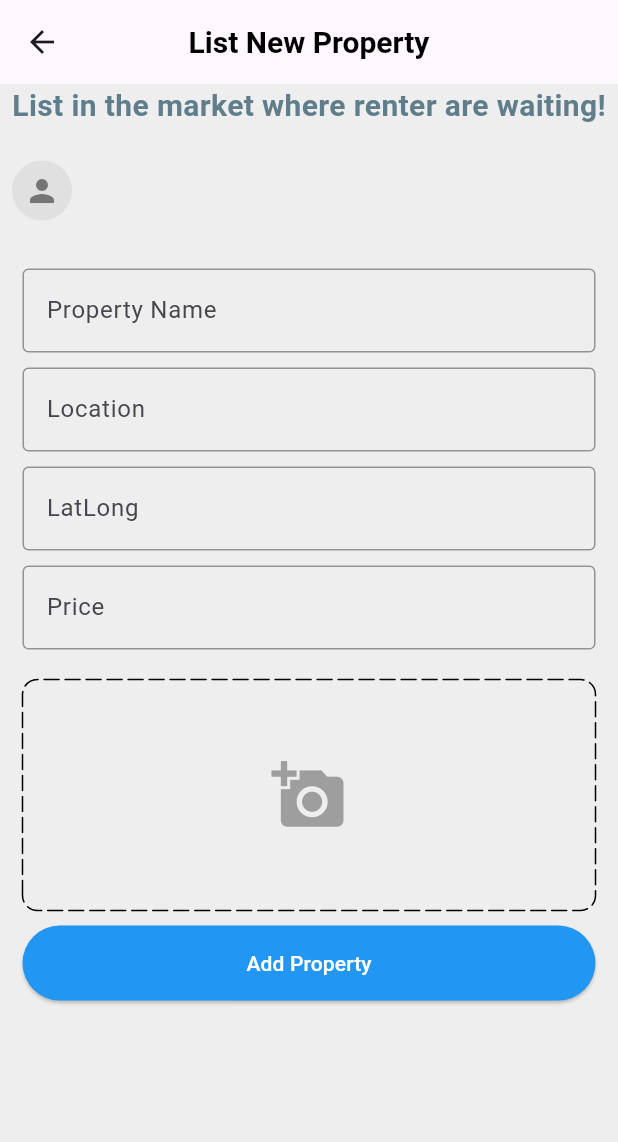
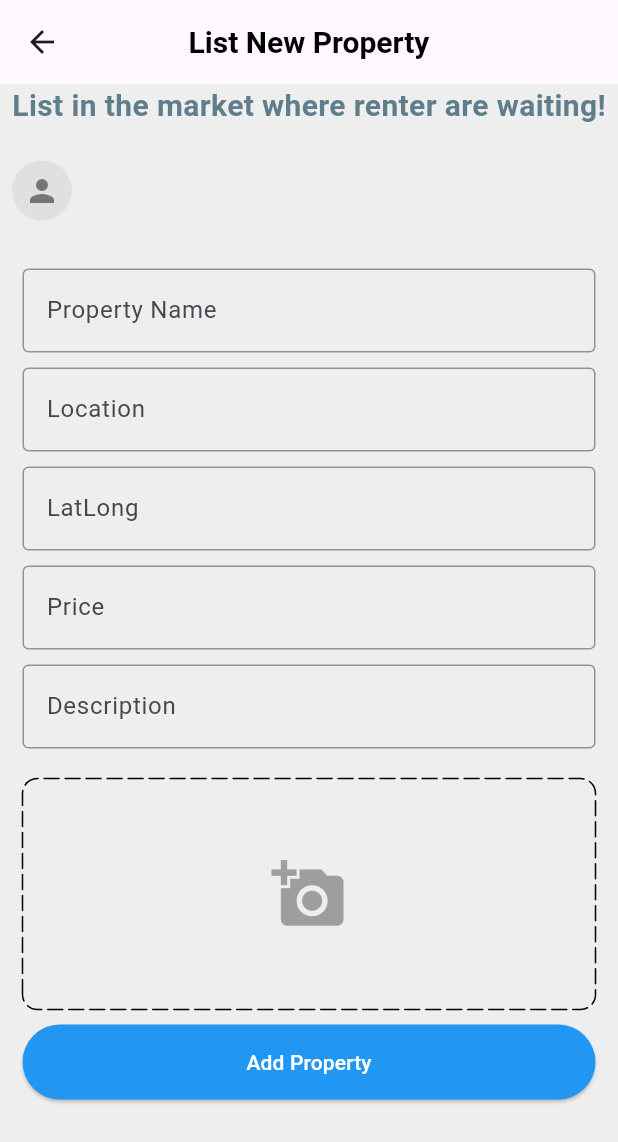
Before and after one commit to YamiKapil/Gharbhada, a Flutter app: the AddProperty screen opened by its route, on a phone screen of 412 x 824 dp. Shown: the top 1142 px of the screen. Run offline on Flutter 3.47's test engine with Material 3 defaults, Android fonts, the phone set to English and light mode, and no system bars; drawn by our look-alikes of dotted_border; our stand-ins replace carousel_slider, cloud_firestore, file_picker, firebase_core, flutter_map, geocoding and 3 more; missing offline and left inert: cloudinary_public; accounts and stored records are empty.

Commit message:
implemented search and added description

```diff
--- a/lib/Screens/AddProperty.screen.dart
+++ b/lib/Screens/AddProperty.screen.dart
@@ -196,12 +196,17 @@ class _AddPropertyState extends State<AddProperty> {
                         if (data != null) {
                           latlongstatic = data;
                           latLong.text = "${data.latitude},${data.longitude}";
+                          setState(() {});
                         }
                       },
                     ),
                     const SizedBox(height: 10),
                     CustomTextField(
                         controller: priceController, hintText: "Price"),
+                    const SizedBox(height: 10),
+                    CustomTextField(
+                        controller: descriptionController,
+                        hintText: "Description"),
                     const SizedBox(height: 10),
                     const SizedBox(height: 10),
                     images.isNotEmpty
--- a/lib/Screens/search_screen.dart
+++ b/lib/Screens/search_screen.dart
@@ -28,6 +28,7 @@ class _SearchScreenState extends State<SearchScreen> {
   fetchSearchedProperty() async {
     properties = await searchServices.fetchSearchedProperty(
         context: context, searchQuery: widget.searchQuery);
+    print('Fetched properties: $properties');
     setState(() {});
   }
 
@@ -111,7 +112,7 @@ class _SearchScreenState extends State<SearchScreen> {
                 const SizedBox(height: 10),
                 Expanded(
                   child: ListView.builder(
-                    itemCount: properties!.length,
+                    itemCount: properties?.length ?? 0,
                     itemBuilder: (context, index) {
                       return GestureDetector(
                         onTap: () {
--- a/lib/features/auth/services/home_services.dart
+++ b/lib/features/auth/services/home_services.dart
@@ -1,4 +1,5 @@
 import 'dart:convert';
+import 'dart:developer';
 import 'package:flutter/material.dart';
 import 'package:gharbhada/constants/error_handling.dart';
 import 'package:gharbhada/constants/globalvariables.dart';
@@ -20,6 +21,7 @@ class HomeServices {
         'Content-Type': 'application/json; charset=UTF-8',
         'x-auth-token': userProvider.user.token,
       });
+      log(res.body.toString());
 
       httpErrorHandle(
         response: res,
--- a/lib/models/property.dart
+++ b/lib/models/property.dart
@@ -27,7 +27,7 @@ class Property {
       'name': name,
       'location': location,
       'description': description,
-      'latLong': latLong,
+      'latlong': latLong,
       'price': price,
       'images': images,
     };
@@ -39,7 +39,7 @@ class Property {
       name: map['name'] ?? '',
       location: map['location'] ?? '',
       description: map['description'] ?? '',
-      latLong: map['latLong'] ?? '',
+      latLong: map['latlong'] ?? '',
       price: map['price'] ?? '',
       images: List<String>.from(map['images'] ?? []),
     );
```
Also changed, not shown: lib/features/auth/services/search_services.dart (+7 -3 lines), lib/widgets/searched_property.dart (+6 -10 lines), lib/constants/error_handling.dart (line endings or trailing spaces).
